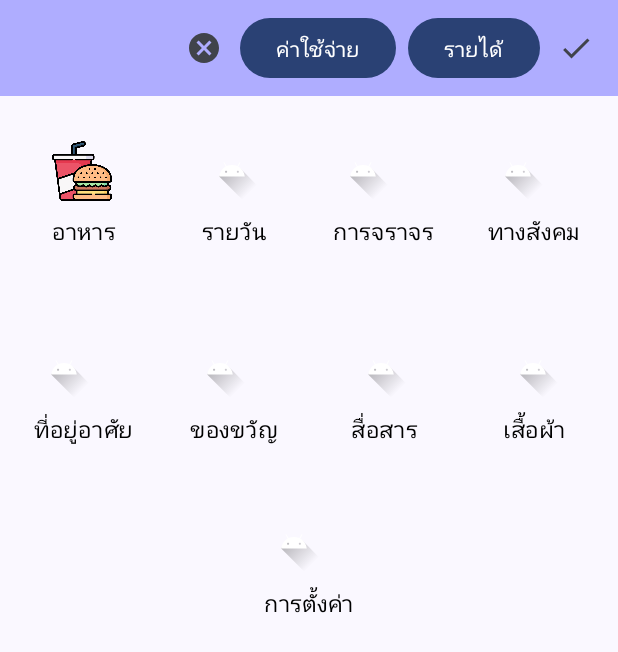
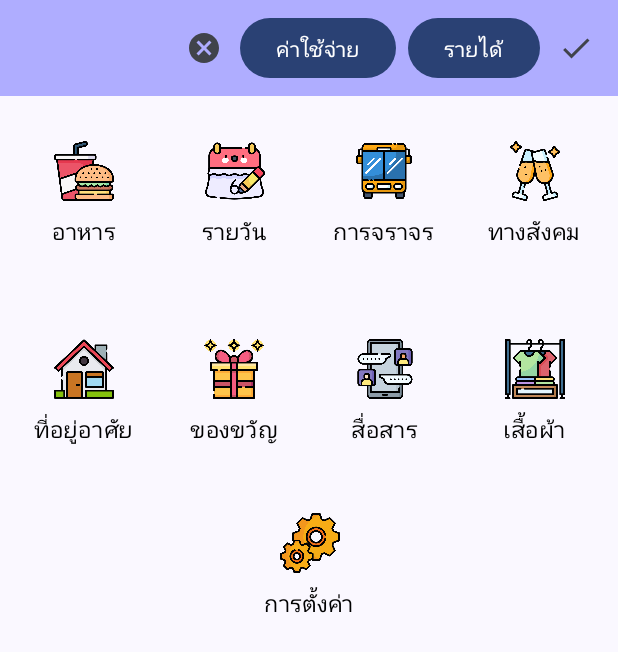
Before and after one commit to sorawitPHX/MoneyHubAndorid, an Android app built with Jetpack Compose: the composable FinanceScreen shown on its own in the app's theme, on a phone screen of 412 x 824 dp. Shown: the top 652 px of the screen. Run offline under Robolectric (Android 15) with nearby library versions, the phone set to English and light mode, and no system bars; our stand-ins replace constraintlayout-compose.

Commit message:
จัดทำปุ่ม ทำicon ใส่รูป

```diff
--- a/app/src/main/java/com/example/moneyhubandorid/FinanceScreen.kt
+++ b/app/src/main/java/com/example/moneyhubandorid/FinanceScreen.kt
@@ -142,20 +142,20 @@ Box(
             )
 
             ExpenseIconButton(
-                iconRes = R.drawable.ic_launcher_foreground,
+                iconRes = R.drawable.calendar_6540110,
                 label = "รายวัน",
                 onClick = { /*TODO*/ }
             )
 
 
             ExpenseIconButton(
-                iconRes = R.drawable.ic_launcher_foreground,
+                iconRes = R.drawable.bus_school,
                 label = "การจราจร",
                 onClick = { /*TODO*/ }
             )
 
             ExpenseIconButton(
-                iconRes = R.drawable.ic_launcher_foreground,
+                iconRes = R.drawable.toast,
                 label = "ทางสังคม",
                 onClick = { /*TODO*/ }
             )
@@ -168,25 +168,25 @@ Box(
 
 
             ExpenseIconButton(
-                iconRes = R.drawable.ic_launcher_foreground,
+                iconRes = R.drawable.house,
                 label = "ที่อยู่อาศัย",
                 onClick = { /*TODO*/ }
             )
 
             ExpenseIconButton(
-                iconRes = R.drawable.ic_launcher_foreground,
+                iconRes = R.drawable.gift,
                 label = "ของขวัญ",
                 onClick = { /*TODO*/ }
             )
 
             ExpenseIconButton(
-                iconRes = R.drawable.ic_launcher_foreground,
+                iconRes = R.drawable.chat,
                 label = "สื่อสาร",
                 onClick = { /*TODO*/ }
             )
 
             ExpenseIconButton(
-                iconRes = R.drawable.ic_launcher_foreground,
+                iconRes = R.drawable.clothes_rack,
                 label = "เสื้อผ้า",
                 onClick = { /*TODO*/ }
             )
@@ -194,9 +194,8 @@ Box(
         }
         Row {
 
-
             ExpenseIconButton(
-                iconRes = R.drawable.ic_launcher_foreground,
+                iconRes = R.drawable.settings,
                 label = "การตั้งค่า",
                 onClick = { /*TODO*/ }
             )
@@ -216,6 +215,7 @@ fun ExpenseIconButton(
     IconButton(
         onClick = onClick,
         modifier = Modifier.size(100.dp)
+
     ) {
         Box(
             modifier = Modifier
@@ -231,7 +231,8 @@ fun ExpenseIconButton(
         ) {
             Column(
                 verticalArrangement = Arrangement.Center,
-                //horizontalAlignment = Alignment.CenterHorizontally // เพิ่ม horizontalAlignment เพื่อจัดให้เนื้อหาอยู่กึ่งกลางในแนวนอน
+                horizontalAlignment = Alignment.CenterHorizontally
+                // เพิ่ม horizontalAlignment เพื่อจัดให้เนื้อหาอยู่กึ่งกลางในแนวนอน
             ) {
                 Image(
                     painter = painterResource(iconRes),
```
Also changed, not shown: app/src/main/res/drawable-nodpi/bus_school.png (added), app/src/main/res/drawable-nodpi/calendar_6540110.png (added), app/src/main/res/drawable-nodpi/chat.png (added), app/src/main/res/drawable-nodpi/clothes_rack.png (added), app/src/main/res/drawable-nodpi/gift.png (added), app/src/main/res/drawable-nodpi/house.png (added), app/src/main/res/drawable-nodpi/settings.png (added), app/src/main/res/drawable-nodpi/toast.png (added).
